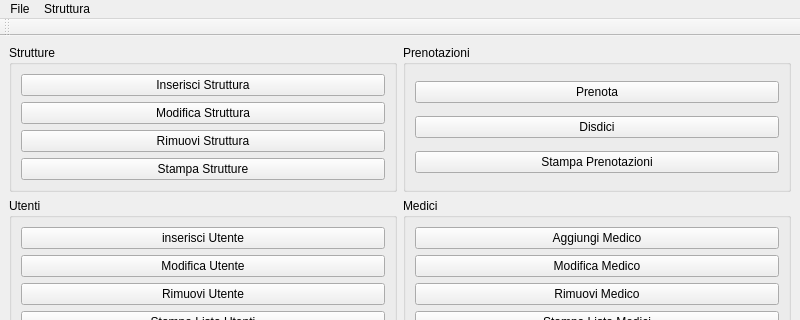
Above: ProgettoSanitario/InterfacciaAmministratore.ui from ilmoro90/progettosanitario before the change; both pictures show x 0 to 800 and y 0 to 320 of the 800 by 600 pixel window. Below: the same form after it.
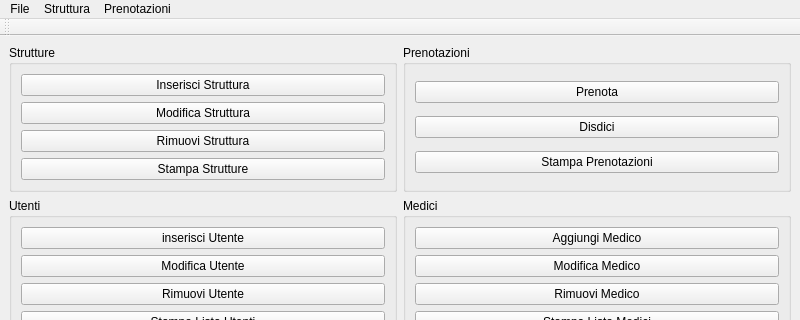
That is the form after the change.

Patch:
```diff
--- a/ProgettoSanitario/InterfacciaAmministratore.ui
+++ b/ProgettoSanitario/InterfacciaAmministratore.ui
@@ -207,9 +207,21 @@
      <string>Struttura</string>
     </property>
     <addaction name="actioninserisciStruttura"/>
+    <addaction name="actionModifica_Struttura"/>
+    <addaction name="actionRimuovi_Struttura"/>
+    <addaction name="actionStampa_Struttura"/>
+   </widget>
+   <widget class="QMenu" name="menuPrenotazioni">
+    <property name="title">
+     <string>Prenotazioni</string>
+    </property>
+    <addaction name="actionPrenota"/>
+    <addaction name="actionDisdici"/>
+    <addaction name="actionStampa_Prenotazioni"/>
    </widget>
    <addaction name="menuFile"/>
    <addaction name="menuStruttura"/>
+   <addaction name="menuPrenotazioni"/>
   </widget>
   <widget class="QStatusBar" name="statusbar"/>
   <widget class="QToolBar" name="toolBar">
```
Left out of the diff: 32 changed lines with no effect on the pictures.
